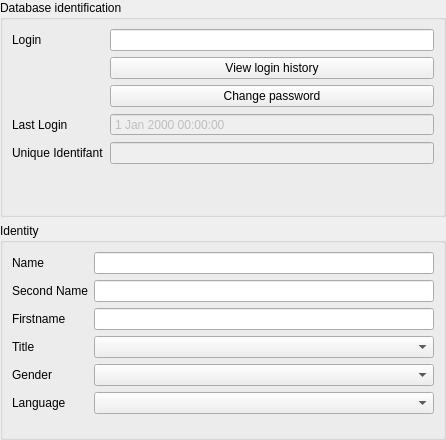
Before: the Qt Designer form plugins/usermanagerplugin/widgets/userviewer_identity.ui in FreeHealth/freehealth, drawn with Qt 5.
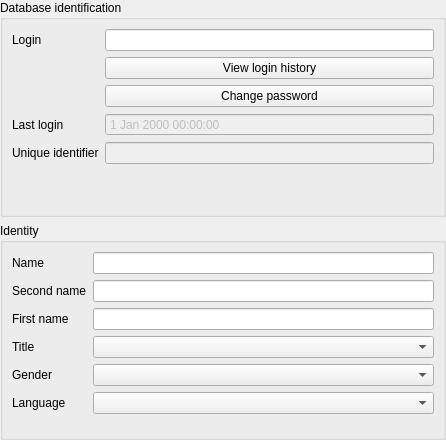
After: the same form once the commit is applied. Custom widgets are drawn as their Qt base class.

The edit to the form file:
```diff
--- a/plugins/usermanagerplugin/widgets/userviewer_identity.ui
+++ b/plugins/usermanagerplugin/widgets/userviewer_identity.ui
@@ -36,7 +36,7 @@
       <item row="3" column="0">
        <widget class="QLabel" name="label_7">
         <property name="text">
-         <string>Last Login</string>
+         <string>Last login</string>
         </property>
        </widget>
       </item>
@@ -68,7 +68,7 @@
       <item row="4" column="0">
        <widget class="QLabel" name="label_2">
         <property name="text">
-         <string>Unique Identifant</string>
+         <string>Unique identifier</string>
         </property>
        </widget>
       </item>
@@ -118,7 +118,7 @@
       <item row="1" column="0">
        <widget class="QLabel" name="label_5">
         <property name="text">
-         <string>Second Name</string>
+         <string>Second name</string>
         </property>
        </widget>
       </item>
@@ -128,7 +128,7 @@
       <item row="2" column="0">
        <widget class="QLabel" name="label_6">
         <property name="text">
-         <string>Firstname</string>
+         <string>First name</string>
         </property>
        </widget>
       </item>
```
